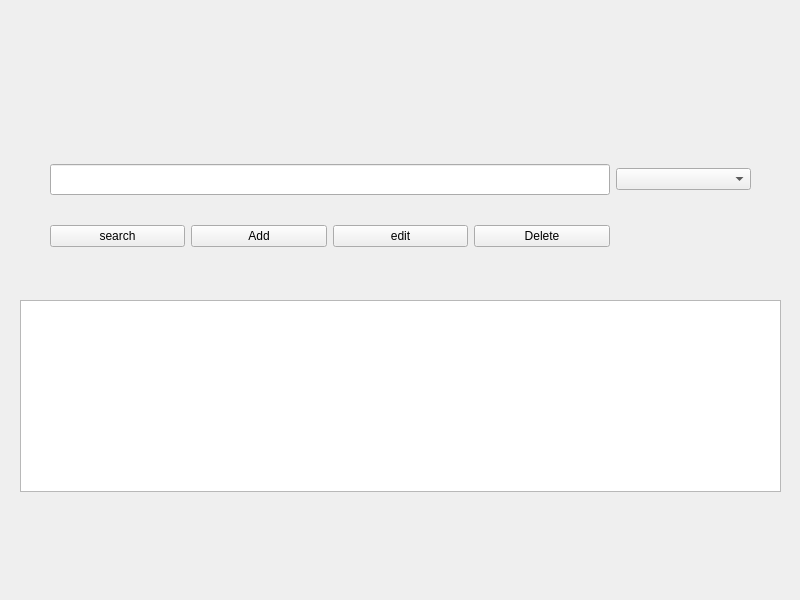
This is patientrecords.ui in Nadahossam98/projectlab as Qt 5 draws it before an edit. The edited form follows.
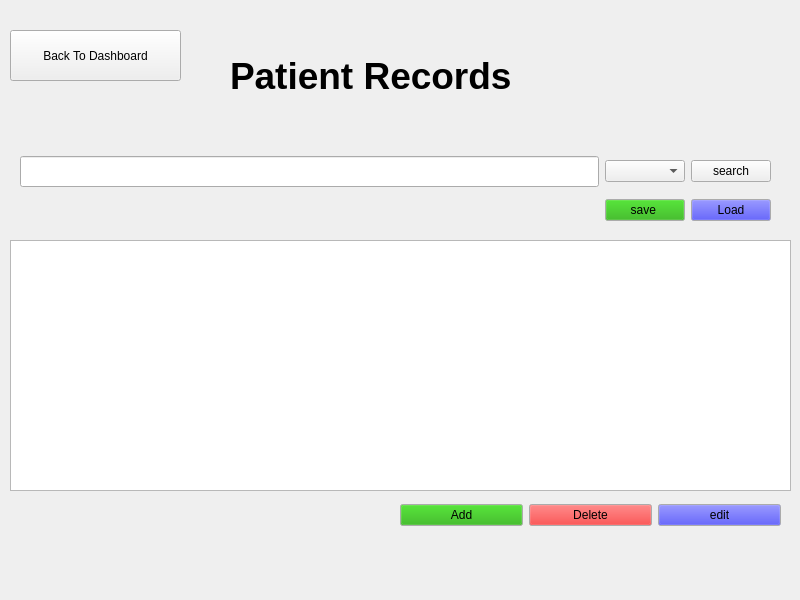
This is the edited form.

The edit to the form file:
```diff
--- a/patientrecords.ui
+++ b/patientrecords.ui
@@ -16,24 +16,203 @@
   <widget class="QTableView" name="patientsTableView">
    <property name="geometry">
     <rect>
+     <x>10</x>
+     <y>240</y>
+     <width>781</width>
+     <height>251</height>
+    </rect>
+   </property>
+  </widget>
+  <widget class="QLabel" name="label">
+   <property name="geometry">
+    <rect>
+     <x>230</x>
+     <y>50</y>
+     <width>391</width>
+     <height>51</height>
+    </rect>
+   </property>
+   <property name="font">
+    <font>
+     <pointsize>28</pointsize>
+     <bold>true</bold>
+    </font>
+   </property>
+   <property name="text">
+    <string>Patient Records</string>
+   </property>
+  </widget>
+  <widget class="QPushButton" name="backToDashboard">
+   <property name="geometry">
+    <rect>
+     <x>10</x>
+     <y>30</y>
+     <width>171</width>
+     <height>51</height>
+    </rect>
+   </property>
+   <property name="text">
+    <string>Back To Dashboard</string>
+   </property>
+  </widget>
+  <widget class="QWidget" name="">
+   <property name="geometry">
+    <rect>
+     <x>400</x>
+     <y>500</y>
+     <width>381</width>
+     <height>31</height>
+    </rect>
+   </property>
+   <layout class="QHBoxLayout" name="horizontalLayout_2">
+    <item>
+     <widget class="QPushButton" name="addButton">
+      <property name="palette">
+       <palette>
+        <active>
+         <colorrole role="Button">
+          <brush brushstyle="SolidPattern">
+           <color alpha="255">
+            <red>27</red>
+            <green>170</green>
+            <blue>1</blue>
+           </color>
+          </brush>
+         </colorrole>
+        </active>
+        <inactive>
+         <colorrole role="Button">
+          <brush brushstyle="SolidPattern">
+           <color alpha="255">
+            <red>27</red>
+            <green>170</green>
+            <blue>1</blue>
+           </color>
+          </brush>
+         </colorrole>
+        </inactive>
+        <disabled>
+         <colorrole role="Button">
+          <brush brushstyle="SolidPattern">
+           <color alpha="255">
+            <red>27</red>
+            <green>170</green>
+            <blue>1</blue>
+           </color>
+          </brush>
+         </colorrole>
+        </disabled>
+       </palette>
+      </property>
+      <property name="text">
+       <string>Add</string>
+      </property>
+     </widget>
+    </item>
+    <item>
+     <widget class="QPushButton" name="deleteButton">
+      <property name="palette">
+       <palette>
+        <active>
+         <colorrole role="Button">
+          <brush brushstyle="SolidPattern">
+           <color alpha="255">
+            <red>255</red>
+            <green>0</green>
+            <blue>0</blue>
+           </color>
+          </brush>
+         </colorrole>
+        </active>
+        <inactive>
+         <colorrole role="Button">
+          <brush brushstyle="SolidPattern">
+           <color alpha="255">
+            <red>255</red>
+            <green>0</green>
+            <blue>0</blue>
+           </color>
+          </brush>
+         </colorrole>
+        </inactive>
+        <disabled>
+         <colorrole role="Button">
+          <brush brushstyle="SolidPattern">
+           <color alpha="255">
+            <red>255</red>
+            <green>0</green>
+            <blue>0</blue>
+           </color>
+          </brush>
+         </colorrole>
+        </disabled>
+       </palette>
+      </property>
+      <property name="text">
+       <string>Delete</string>
+      </property>
+     </widget>
+    </item>
+    <item>
+     <widget class="QPushButton" name="editButton">
+      <property name="palette">
+       <palette>
+        <active>
+         <colorrole role="Button">
+          <brush brushstyle="SolidPattern">
+           <color alpha="255">
+            <red>0</red>
+            <green>0</green>
+            <blue>255</blue>
+           </color>
+          </brush>
+         </colorrole>
+        </active>
+        <inactive>
+         <colorrole role="Button">
+          <brush brushstyle="SolidPattern">
+           <color alpha="255">
+            <red>0</red>
+            <green>0</green>
+            <blue>255</blue>
+           </color>
+          </brush>
+         </colorrole>
+        </inactive>
+        <disabled>
+         <colorrole role="Button">
+          <brush brushstyle="SolidPattern">
+           <color alpha="255">
+            <red>0</red>
+            <green>0</green>
+            <blue>255</blue>
+           </color>
+          </brush>
+         </colorrole>
+        </disabled>
+       </palette>
+      </property>
+      <property name="text">
+       <string>edit</string>
+      </property>
+     </widget>
+    </item>
+   </layout>
+  </widget>
+  <widget class="QWidget" name="">
+   <property name="geometry">
+    <rect>
      <x>20</x>
-     <y>300</y>
-     <width>761</width>
-     <height>192</height>
-    </rect>
-   </property>
-  </widget>
-  <widget class="QWidget" name="">
-   <property name="geometry">
-    <rect>
-     <x>50</x>
-     <y>140</y>
-     <width>701</width>
-     <height>131</height>
+     <y>150</y>
+     <width>751</width>
+     <height>77</height>
     </rect>
    </property>
    <layout class="QGridLayout" name="gridLayout">
-    <item row="0" column="0" colspan="4">
+    <item row="0" column="2">
+     <widget class="QComboBox" name="filterComboBox"/>
+    </item>
+    <item row="0" column="0">
      <widget class="QLineEdit" name="searchLineEdit">
       <property name="font">
        <font>
@@ -42,34 +221,98 @@
       </property>
      </widget>
     </item>
-    <item row="0" column="4">
-     <widget class="QComboBox" name="filterComboBox"/>
-    </item>
-    <item row="1" column="0">
+    <item row="0" column="3">
      <widget class="QPushButton" name="searchButton">
       <property name="text">
        <string>search</string>
       </property>
      </widget>
     </item>
-    <item row="1" column="1">
-     <widget class="QPushButton" name="addButton">
-      <property name="text">
-       <string>Add</string>
-      </property>
-     </widget>
-    </item>
     <item row="1" column="2">
-     <widget class="QPushButton" name="editButton">
+     <widget class="QPushButton" name="saveButton">
+      <property name="palette">
+       <palette>
+        <active>
+         <colorrole role="Button">
+          <brush brushstyle="SolidPattern">
+           <color alpha="255">
+            <red>27</red>
+            <green>170</green>
+            <blue>1</blue>
+           </color>
+          </brush>
+         </colorrole>
+        </active>
+        <inactive>
+         <colorrole role="Button">
+          <brush brushstyle="SolidPattern">
+           <color alpha="255">
+            <red>27</red>
+            <green>170</green>
+            <blue>1</blue>
+           </color>
+          </brush>
+         </colorrole>
+        </inactive>
+        <disabled>
+         <colorrole role="Button">
+          <brush brushstyle="SolidPattern">
+           <color alpha="255">
+            <red>27</red>
+            <green>170</green>
+            <blue>1</blue>
+           </color>
+          </brush>
+         </colorrole>
+        </disabled>
+       </palette>
+      </property>
       <property name="text">
-       <string>edit</string>
+       <string>save </string>
       </property>
      </widget>
     </item>
     <item row="1" column="3">
-     <widget class="QPushButton" name="deleteButton">
+     <widget class="QPushButton" name="loadButton">
+      <property name="palette">
+       <palette>
+        <active>
+         <colorrole role="Button">
+          <brush brushstyle="SolidPattern">
+           <color alpha="255">
+            <red>0</red>
+            <green>0</green>
+            <blue>255</blue>
+           </color>
+          </brush>
+         </colorrole>
+        </active>
+        <inactive>
+         <colorrole role="Button">
+          <brush brushstyle="SolidPattern">
+           <color alpha="255">
+            <red>0</red>
+            <green>0</green>
+            <blue>255</blue>
+           </color>
+          </brush>
+         </colorrole>
+        </inactive>
+        <disabled>
+         <colorrole role="Button">
+          <brush brushstyle="SolidPattern">
+           <color alpha="255">
+            <red>0</red>
+            <green>0</green>
+            <blue>255</blue>
+           </color>
+          </brush>
+         </colorrole>
+        </disabled>
+       </palette>
+      </property>
       <property name="text">
-       <string>Delete</string>
+       <string>Load</string>
       </property>
      </widget>
     </item>
```
